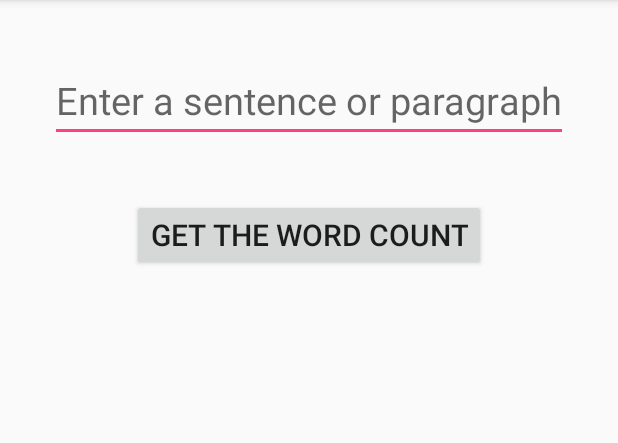
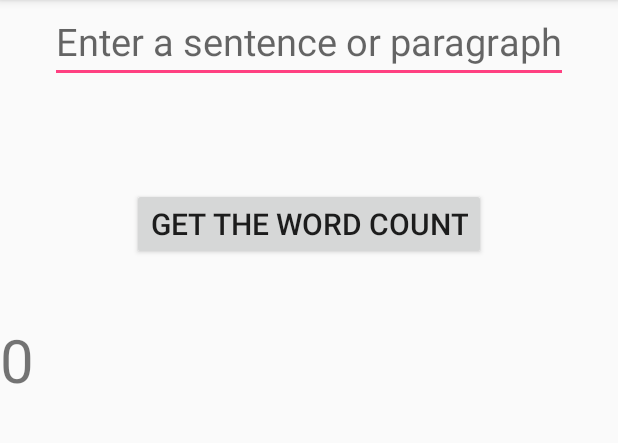
Before and after one commit to mas2206/homework_week7_day2, an Android app: the screen it shows after launch (WordCounterActivity), after a tap on "GET THE WORD COUNT", on a phone screen of 412 x 824 dp, the part 84-527 px from its top. Run offline under Robolectric (Android 15) with nearby library versions, the phone set to English and light mode, and no system bars.

Commit message:
got it working

```diff
--- a/app/src/main/AndroidManifest.xml
+++ b/app/src/main/AndroidManifest.xml
@@ -16,7 +16,6 @@
                 <category android:name="android.intent.category.LAUNCHER" />
             </intent-filter>
         </activity>
-        <activity android:name=".AnswerActivity"></activity>
     </application>
 
 </manifest>
--- a/app/src/main/java/example/codeclan/com/wordcounterapp/WordCounterActivity.java
+++ b/app/src/main/java/example/codeclan/com/wordcounterapp/WordCounterActivity.java
@@ -5,11 +5,15 @@ import android.os.Bundle;
 import android.view.View;
 import android.widget.Button;
 import android.widget.EditText;
+import android.widget.TextView;
+
+import org.w3c.dom.Text;
 
 public class WordCounterActivity extends AppCompatActivity {
 
     private EditText promptEditText;
     private Button getCountButton;
+    private TextView myResult;
 
     @Override
     protected void onCreate(Bundle savedInstanceState) {
@@ -18,11 +22,14 @@ public class WordCounterActivity extends AppCompatActivity {
 
         promptEditText = (EditText) findViewById(R.id.prompt_text);
         getCountButton = (Button) findViewById(R.id.word_count_button);
+        myResult = (TextView) findViewById(R.id.answer_text);
     }
 
     public void onWordCountButtonClicked(View button){
         WordCounter words = new WordCounter();
-        String userInput = words.returnWordCount(userInput);
+        String userInput = promptEditText.getText().toString();
+        int totalWordCount = words.returnWordCount(userInput);
+        myResult.setText(totalWordCount + "");
     }
 
 }
--- a/app/src/main/res/layout/activity_word_counter.xml
+++ b/app/src/main/res/layout/activity_word_counter.xml
@@ -13,8 +13,7 @@
         android:layout_width="wrap_content"
         android:layout_height="wrap_content"
         android:layout_alignParentTop="true"
-        android:layout_centerHorizontal="true"
-        android:layout_marginTop="39dp" />
+        android:layout_centerHorizontal="true" />
 
     <Button
         android:id="@+id/word_count_button"
@@ -23,8 +22,17 @@
         android:textSize="20sp"
         android:layout_width="wrap_content"
         android:layout_height="wrap_content"
-        android:layout_marginTop="38dp"
+        android:layout_marginTop="70dp"
         android:layout_below="@+id/prompt_text"
         android:layout_centerHorizontal="true" />
 
+    <TextView
+        android:id="@+id/answer_text"
+        android:text=""
+        android:textSize="40sp"
+        android:layout_width="wrap_content"
+        android:layout_height="wrap_content"
+        android:layout_marginTop="39dp"
+        android:layout_below="@+id/word_count_button"/>
+
 </RelativeLayout>
```
Also changed, not shown: app/src/main/java/example/codeclan/com/wordcounterapp/AnswerActivity.java (deleted, +0 -20 lines), app/src/main/res/layout/activity_answer.xml (deleted, +0 -19 lines).
